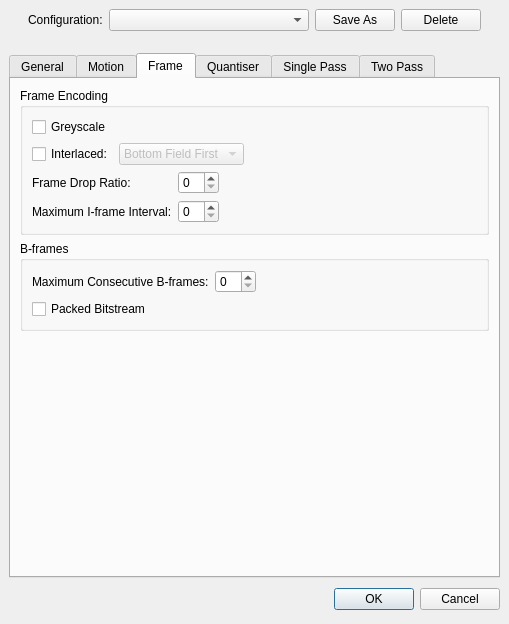
BackupTheBerlios/avidemux-svn, file branches/avidemux_2.5_branch_gruntster/plugins/ADM_videoEncoder/ADM_vidEnc_xvid/qt4/xvidConfigDialog.ui: the form before one commit.
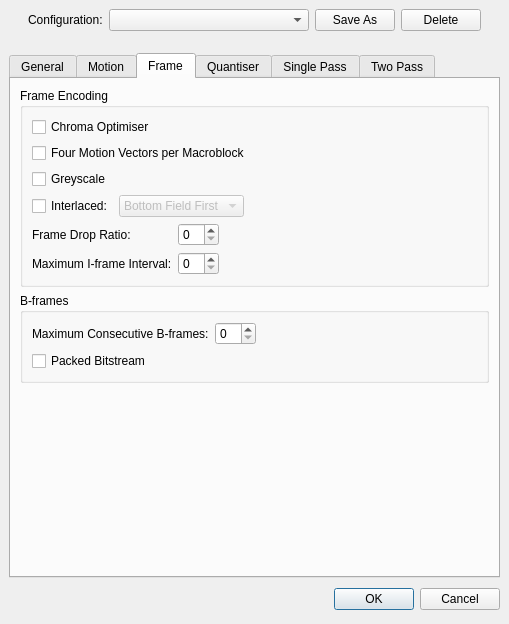
The form after the commit. The open tabs and pages were chosen to show the change.

Commit message: [xvid] hook up Motion tab for Qt options window

What changed in the file:
```diff
--- a/branches/avidemux_2.5_branch_gruntster/plugins/ADM_videoEncoder/ADM_vidEnc_xvid/qt4/xvidConfigDialog.ui
+++ b/branches/avidemux_2.5_branch_gruntster/plugins/ADM_videoEncoder/ADM_vidEnc_xvid/qt4/xvidConfigDialog.ui
@@ -7,7 +7,7 @@
     <x>0</x>
     <y>0</y>
     <width>500</width>
-    <height>570</height>
+    <height>565</height>
    </rect>
   </property>
   <property name="windowTitle" >
@@ -1009,6 +1009,20 @@
           <property name="spacing" >
            <number>6</number>
           </property>
+          <item>
+           <widget class="QCheckBox" name="chromaOptimiserCheckBox" >
+            <property name="text" >
+             <string>Chroma Optimiser</string>
+            </property>
+           </widget>
+          </item>
+          <item>
+           <widget class="QCheckBox" name="fourMvCheckBox" >
+            <property name="text" >
+             <string>Four Motion Vectors per Macroblock</string>
+            </property>
+           </widget>
+          </item>
           <item>
            <widget class="QCheckBox" name="greyscaleCheckBox" >
             <property name="text" >
```
Left out of the diff: 14 changed lines with no effect on the pictures. The commit also changes 4 other files.
